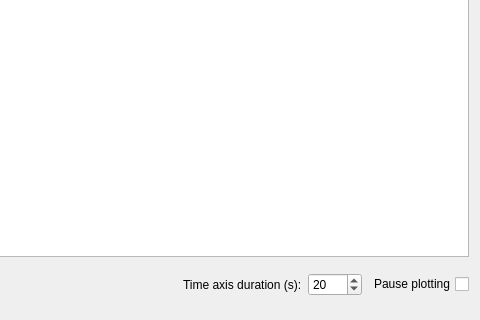
This is rosflight_rqt_plugins/resources/param_tuning.ui in rosflight/rosflight_ros_pkgs as Qt 5 draws it before an edit; both pictures show x 1020 to 1500 and y 180 to 500 of the 1500 by 500 pixel window. The edited form follows.
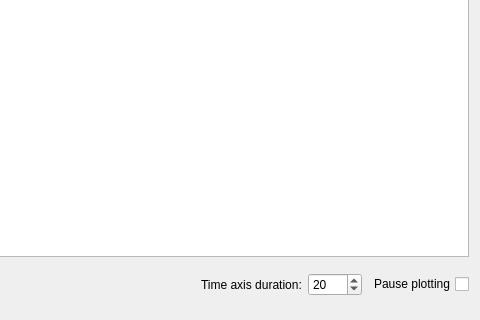
This is the edited form.

Commit message: Fixed time being displayed in epoch time

What changed in the file:
```diff
--- a/rosflight_rqt_plugins/resources/param_tuning.ui
+++ b/rosflight_rqt_plugins/resources/param_tuning.ui
@@ -83,7 +83,7 @@
          <item>
           <widget class="QLabel" name="time_axis_label">
            <property name="text">
-            <string>Time axis duration (s):</string>
+            <string>Time axis duration:</string>
            </property>
           </widget>
          </item>
```
The commit also changes 1 other file.
